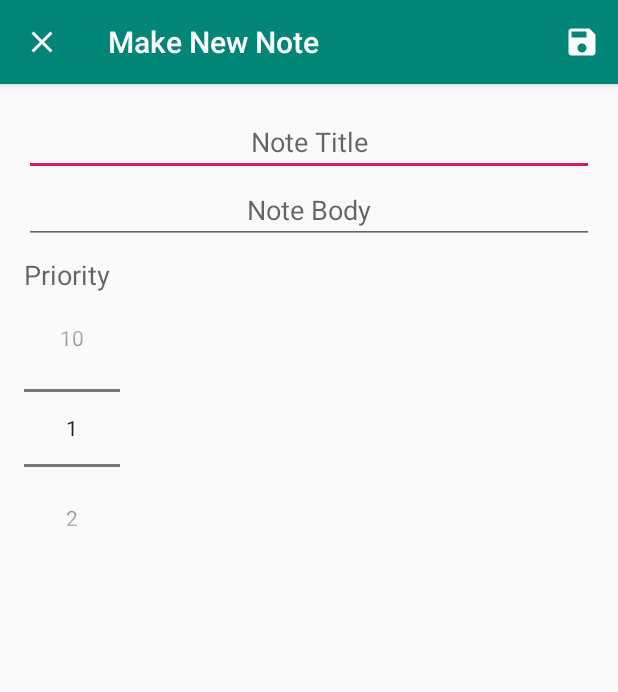
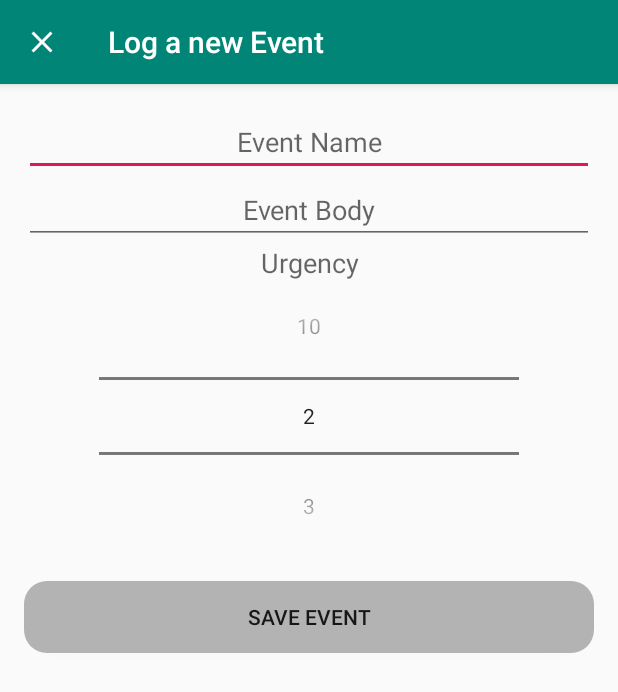
Before and after one commit to Niccher/Event-Taker, an Android app: the screen it shows after launch (AddNote), after a tap on an icon or button, on a phone screen of 412 x 824 dp. Shown: the top 692 px of the screen. Run offline under Robolectric (Android 15) with nearby library versions, the phone set to English and light mode, and no system bars; our stand-ins replace Room's generated code.

Commit message:
Add Event, Dark Theme

```diff
--- a/app/src/main/java/com/niccher/notetaker/AddNote.java
+++ b/app/src/main/java/com/niccher/notetaker/AddNote.java
@@ -5,21 +5,29 @@ import androidx.appcompat.app.AppCompatActivity;
 
 import android.content.Intent;
 import android.os.Bundle;
+import android.util.Log;
 import android.view.Menu;
 import android.view.MenuInflater;
 import android.view.MenuItem;
+import android.view.View;
+import android.widget.Button;
 import android.widget.EditText;
 import android.widget.NumberPicker;
 import android.widget.Toast;
+
+import java.util.Calendar;
+import java.util.Date;
 
 public class AddNote extends AppCompatActivity {
 
     public static final String Ex_Title = "com.niccher.notetaker.Ex_Title";
     public static final String Ex_Desc = "com.niccher.notetaker.Ex_Desc";
     public static final String Ex_Priori = "com.niccher.notetaker.Ex_Priori";
+    public static final String Ex_Date = "com.niccher.notetaker.Ex_Date";
 
     private EditText new_title,new_desc;
     private NumberPicker new_priori;
+    private Button new_save;
 
     @Override
     protected void onCreate(Bundle savedInstanceState) {
@@ -29,12 +37,20 @@ public class AddNote extends AppCompatActivity {
         new_desc = findViewById(R.id.nw_body);
         new_title = findViewById(R.id.nw_title);
         new_priori = findViewById(R.id.nw_priori);
+        new_save = findViewById(R.id.nw_save);
 
         new_priori.setMaxValue(10);
-        new_priori.setMinValue(1);
+        new_priori.setMinValue(2);
 
         getSupportActionBar().setHomeAsUpIndicator(R.drawable.ic_close);
-        setTitle("Make New Note");
+        setTitle("Log a new Event");
+
+        new_save.setOnClickListener(new View.OnClickListener() {
+            @Override
+            public void onClick(View v) {
+                saveNewNote();
+            }
+        });
     }
 
     @Override
@@ -61,8 +77,11 @@ public class AddNote extends AppCompatActivity {
         String t_body = new_desc.getText().toString();
         int t_priori = new_priori.getValue();
 
+        Date currentTime = Calendar.getInstance().getTime();
+        //Log.e("Timed AS ", "saveNewNote: "+Reg(String.valueOf(currentTime)));
+
         if (t_title.trim().isEmpty() || t_body.trim().isEmpty() ){
-            Toast.makeText(this, "Man fill both Note Title and Note Body before saving", Toast.LENGTH_SHORT).show();
+            Toast.makeText(this, "Please fill both Event Title and Event Body before saving ", Toast.LENGTH_LONG).show();
             return;
         }
 
@@ -70,8 +89,16 @@ public class AddNote extends AppCompatActivity {
         data.putExtra(Ex_Title,t_title);
         data.putExtra(Ex_Desc,t_body);
         data.putExtra(Ex_Priori,t_priori);
+        data.putExtra(Ex_Date,Reg(String.valueOf(currentTime)));
 
         setResult(RESULT_OK,data);
         finish();
     }
+
+    private String Reg(String dt){
+        String good  = null;
+        String[] separated = dt.split(" ");
+        good = separated[1] +" "+ separated[2] +" "+ separated[5];
+        return good;
+    }
 }
--- a/app/src/main/java/com/niccher/notetaker/NoteAdapter.java
+++ b/app/src/main/java/com/niccher/notetaker/adapters/NoteAdapter.java
@@ -1,4 +1,4 @@
-package com.niccher.notetaker;
+package com.niccher.notetaker.adapters;
 
 import android.view.LayoutInflater;
 import android.view.View;
@@ -7,6 +7,9 @@ import android.widget.TextView;
 
 import androidx.annotation.NonNull;
 import androidx.recyclerview.widget.RecyclerView;
+
+import com.niccher.notetaker.usables.Note;
+import com.niccher.notetaker.R;
 
 import java.util.ArrayList;
 import java.util.List;
@@ -29,6 +32,7 @@ public class NoteAdapter extends RecyclerView.Adapter <NoteAdapter.NoteHolder>{
         holder.tx_title.setText(currentNote.getTitle());
         holder.tx_priority.setText(String.valueOf(currentNote.getPriority()));
         holder.tx_body.setText(currentNote.getDescription());
+        holder.tx_dat.setText(currentNote.getDat());
     }
 
     @Override
@@ -46,7 +50,7 @@ public class NoteAdapter extends RecyclerView.Adapter <NoteAdapter.NoteHolder>{
     }
 
     class NoteHolder extends RecyclerView.ViewHolder{
-        private TextView tx_title,tx_priority,tx_body;
+        private TextView tx_title,tx_priority,tx_body,tx_dat;
 
 
         public NoteHolder(@NonNull View itemView) {
@@ -55,6 +59,7 @@ public class NoteAdapter extends RecyclerView.Adapter <NoteAdapter.NoteHolder>{
             tx_title = itemView.findViewById(R.id.txt_title);
             tx_priority = itemView.findViewById(R.id.txt_priority);
             tx_body = itemView.findViewById(R.id.txt_body);
+            tx_dat = itemView.findViewById(R.id.txt_dat);
 
         }
     }
--- a/app/src/main/java/com/niccher/notetaker/Note_Dao.java
+++ b/app/src/main/java/com/niccher/notetaker/interfaces/Note_Dao.java
@@ -1,4 +1,4 @@
-package com.niccher.notetaker;
+package com.niccher.notetaker.interfaces;
 
 import androidx.lifecycle.LiveData;
 import androidx.room.Dao;
@@ -6,6 +6,8 @@ import androidx.room.Delete;
 import androidx.room.Insert;
 import androidx.room.Query;
 import androidx.room.Update;
+
+import com.niccher.notetaker.usables.Note;
 
 import java.util.List;
 
--- a/app/src/main/java/com/niccher/notetaker/NoteDatabase.java
+++ b/app/src/main/java/com/niccher/notetaker/usables/NoteDatabase.java
@@ -1,8 +1,7 @@
-package com.niccher.notetaker;
+package com.niccher.notetaker.usables;
 
 import android.content.Context;
 import android.os.AsyncTask;
-import android.print.PrinterId;
 
 import androidx.annotation.NonNull;
 import androidx.room.Database;
@@ -10,7 +9,9 @@ import androidx.room.Room;
 import androidx.room.RoomDatabase;
 import androidx.sqlite.db.SupportSQLiteDatabase;
 
-@Database(entities = {Note.class}, version = 1)
+import com.niccher.notetaker.interfaces.Note_Dao;
+
+@Database(entities = {Note.class}, version = 2)
 public abstract class NoteDatabase extends RoomDatabase {
 
     private static  NoteDatabase instance;
@@ -48,10 +49,10 @@ public abstract class NoteDatabase extends RoomDatabase {
 
         @Override
         protected Void doInBackground(Void... voids) {
-            noteDao.insert(new Note("Title 1","Description 1",1));
+            /*noteDao.insert(new Note("Title 1","Description 1",1));
             noteDao.insert(new Note("Title 2","Description 2",2));
             noteDao.insert(new Note("Title 3","Description 3",3));
-            noteDao.insert(new Note("Title 4","Description 4",4));
+            noteDao.insert(new Note("Title 4","Description 4",4));*/
 
             return null;
         }
--- a/app/src/main/java/com/niccher/notetaker/NoteRepo.java
+++ b/app/src/main/java/com/niccher/notetaker/usables/NoteRepo.java
@@ -1,9 +1,11 @@
-package com.niccher.notetaker;
+package com.niccher.notetaker.usables;
 
 import android.app.Application;
 import android.os.AsyncTask;
 
 import androidx.lifecycle.LiveData;
+
+import com.niccher.notetaker.interfaces.Note_Dao;
 
 import java.util.List;
 
--- a/app/src/main/java/com/niccher/notetaker/NoteViewModel.java
+++ b/app/src/main/java/com/niccher/notetaker/usables/NoteViewModel.java
@@ -1,4 +1,4 @@
-package com.niccher.notetaker;
+package com.niccher.notetaker.usables;
 
 import android.app.Application;
 
--- /dev/null
+++ b/app/src/main/res/drawable/background.xml
@@ -0,0 +1,15 @@
+<?xml version="1.0" encoding="utf-8"?>
+<shape
+    xmlns:android="http://schemas.android.com/apk/res/android"
+    android:shape="rectangle" >
+
+    <corners android:radius="15dp" />
+
+    <padding android:top="12dp"/>
+    <padding android:bottom="12dp"/>
+    <padding android:right="12dp"/>
+    <padding android:left="12dp"/>
+
+    <solid android:color="#b3b3b3"/>
+
+</shape>
--- a/app/src/main/res/layout/activity_add_note.xml
+++ b/app/src/main/res/layout/activity_add_note.xml
@@ -12,7 +12,7 @@
         android:layout_width="match_parent"
         android:layout_height="wrap_content"
         android:gravity="center"
-        android:hint="Note Title"
+        android:hint="Event Name"
         android:inputType="textAutoComplete"
         android:id="@+id/nw_title"/>
 
@@ -20,7 +20,7 @@
         android:layout_width="match_parent"
         android:layout_height="wrap_content"
         android:gravity="center"
-        android:hint="Note Body"
+        android:hint="Event Body"
         android:inputType="textMultiLine"
         android:id="@+id/nw_body"
         android:textAppearance="@style/TextAppearance.AppCompat.Medium"/>
@@ -28,12 +28,35 @@
     <TextView
         android:layout_width="match_parent"
         android:layout_height="wrap_content"
-        android:textAppearance="@style/TextAppearance.AppCompat.Medium"
-        android:text="Priority"
-        android:layout_marginTop="8dp"/>
-    <NumberPicker
-        android:layout_width="wrap_content"
+        android:textAlignment="center"
+        android:text="Urgency"
+        android:labelFor="@id/nw_priori"
+        android:textAppearance="@style/TextAppearance.AppCompat.Medium"/>
+
+    <LinearLayout
+        android:layout_width="match_parent"
+        android:paddingLeft="50dp"
+        android:paddingRight="50dp"
         android:layout_height="wrap_content"
-        android:id="@+id/nw_priori"/>
+        android:orientation="horizontal"
+        android:layout_gravity="center_vertical">
+
+        <NumberPicker
+            android:layout_width="wrap_content"
+            android:layout_height="wrap_content"
+            android:tooltipText="Urgency"
+            android:id="@+id/nw_priori"
+            android:layout_weight="1"/>
+
+    </LinearLayout>
+
+    <Button
+        android:id="@+id/nw_save"
+        android:layout_width="match_parent"
+        android:layout_height="wrap_content"
+        android:layout_marginTop="20dp"
+        android:text="Save Event"
+        android:background="@drawable/background"/>
+
 
 </LinearLayout>
--- a/app/src/main/res/menu/menu_main.xml
+++ b/app/src/main/res/menu/menu_main.xml
@@ -1,8 +1,16 @@
 <?xml version="1.0" encoding="utf-8"?>
 <menu xmlns:android="http://schemas.android.com/apk/res/android"
     xmlns:app="http://schemas.android.com/apk/res-auto">
+    <!---<item
+        android:title="Light Theme"
+        android:id="@+id/menu_theme_light"
+        app:showAsAction="never"/>-->
     <item
-        android:title="Delete all Notes"
+        android:title="Dark Theme"
+        android:id="@+id/menu_theme_dark"
+        app:showAsAction="never"/>
+    <item
+        android:title="Remove All Events"
         android:id="@+id/menu_del_all"
         app:showAsAction="never"/>
 </menu>
--- a/app/src/main/res/menu/menu_newnote.xml
+++ b/app/src/main/res/menu/menu_newnote.xml
@@ -5,5 +5,6 @@
         android:id="@+id/menu_save"
         android:icon="@drawable/ic_save"
         android:title="Save"
+        android:visible="false"
         app:showAsAction="ifRoom"/>
 </menu>
--- a/app/src/main/res/values/strings.xml
+++ b/app/src/main/res/values/strings.xml
@@ -1,3 +1,3 @@
 <resources>
-    <string name="app_name">NoteTaker</string>
+    <string name="app_name">Event Logger</string>
 </resources>
--- a/app/src/main/res/values/styles.xml
+++ b/app/src/main/res/values/styles.xml
@@ -1,7 +1,7 @@
 <resources>
 
     <!-- Base application theme. -->
-    <style name="AppTheme" parent="Theme.AppCompat.Light.DarkActionBar">
+    <style name="AppTheme" parent="Theme.AppCompat.DayNight.DarkActionBar">
         <!-- Customize your theme here. -->
         <item name="colorPrimary">@color/colorPrimary</item>
         <item name="colorPrimaryDark">@color/colorPrimaryDark</item>
```
Also changed, not shown: app/src/main/java/com/niccher/notetaker/MainActivity.java (+16 -8 lines), app/src/main/java/com/niccher/notetaker/usables/Note.java (renamed from app/src/main/java/com/niccher/notetaker/Note.java, +8 -2 lines), app/src/main/res/layout/note_item.xml (+11 -0 lines).
